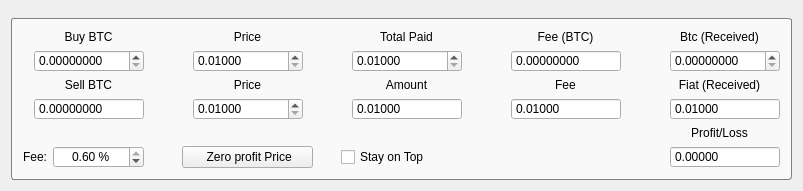
Before: the Qt Designer form src/feecalculator.ui in JulyIghor/QtBitcoinTrader, drawn with Qt 5.
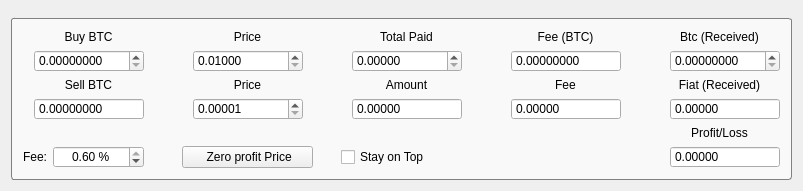
After: the same form once the commit is applied. Icons and pictures are not drawn.

```diff
--- a/src/feecalculator.ui
+++ b/src/feecalculator.ui
@@ -401,7 +401,7 @@
            <number>5</number>
           </property>
           <property name="minimum">
-           <double>0.010000000000000</double>
+           <double>0.000000000000000</double>
           </property>
           <property name="maximum">
            <double>999999999.000000000000000</double>
@@ -934,7 +934,7 @@
            <number>5</number>
           </property>
           <property name="minimum">
-           <double>0.010000000000000</double>
+           <double>0.000010000000000</double>
           </property>
           <property name="maximum">
            <double>999999999.000000000000000</double>
@@ -1019,7 +1019,7 @@
            <number>5</number>
           </property>
           <property name="minimum">
-           <double>0.010000000000000</double>
+           <double>0.000000000000000</double>
           </property>
           <property name="maximum">
            <double>999999999.000000000000000</double>
@@ -1136,7 +1136,7 @@
            <number>5</number>
           </property>
           <property name="minimum">
-           <double>0.010000000000000</double>
+           <double>0.000000000000000</double>
           </property>
           <property name="maximum">
            <double>999999999.000000000000000</double>
@@ -1250,7 +1250,7 @@
            <number>5</number>
           </property>
           <property name="minimum">
-           <double>0.010000000000000</double>
+           <double>0.000000000000000</double>
           </property>
           <property name="maximum">
            <double>999999999.000000000000000</double>
```
Left out of the diff: 15 changed lines with no effect on the pictures.
